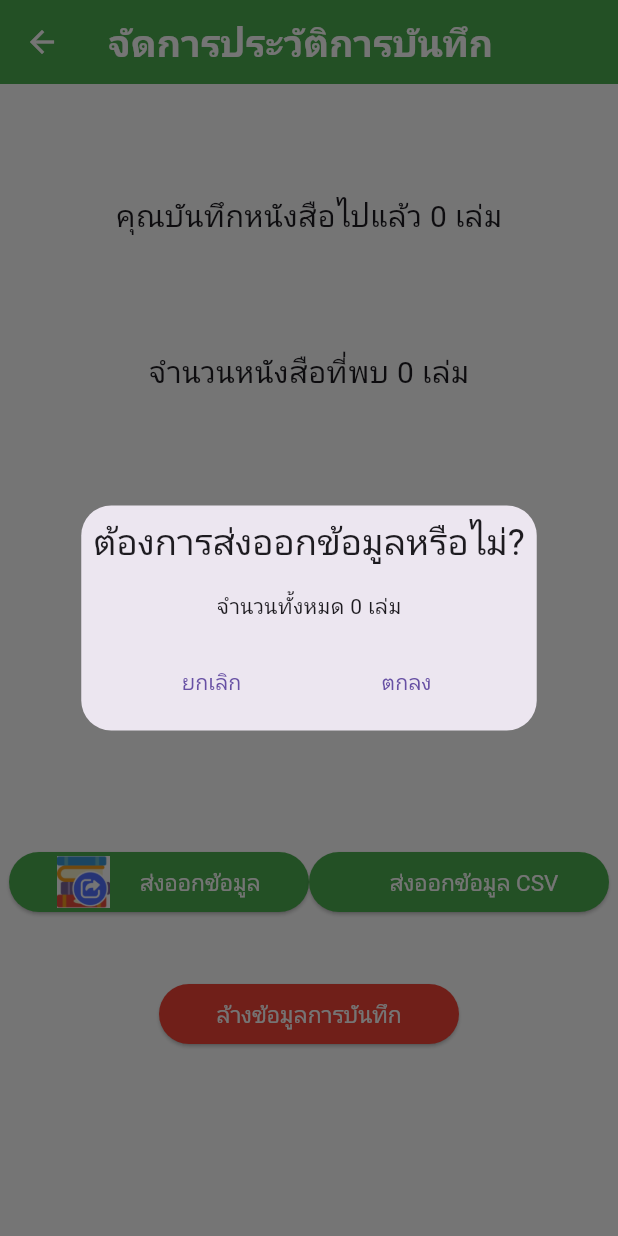
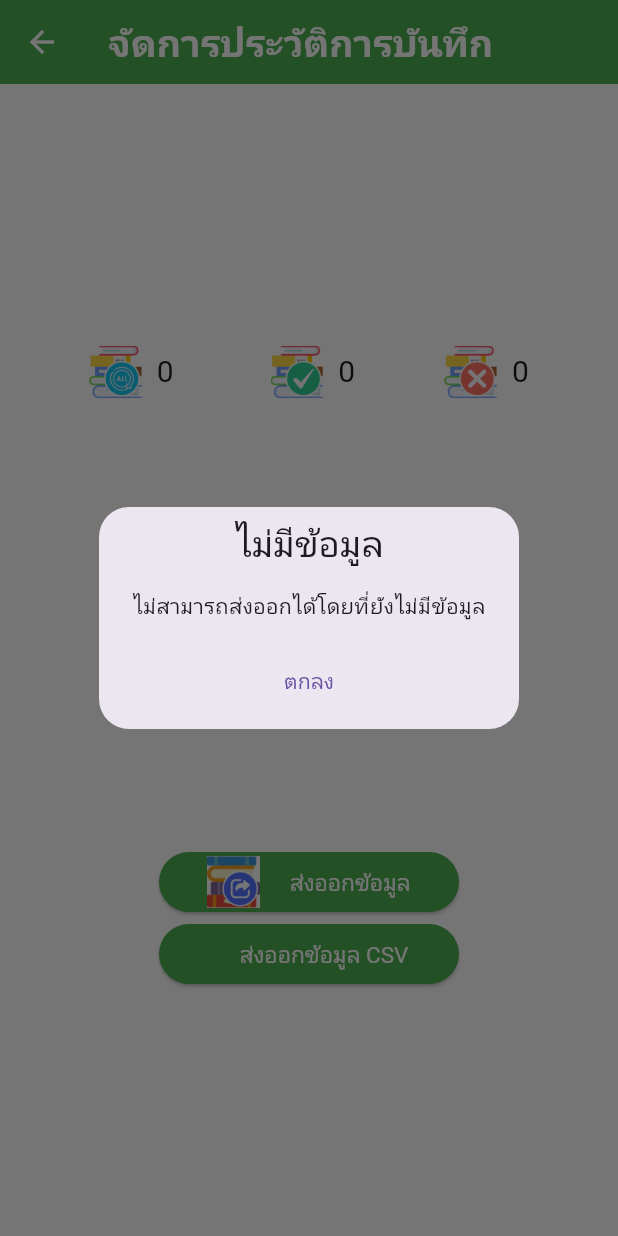
Before and after one commit to pondforwork/qrScanner, a Flutter app: the ManageHistoryView screen opened directly, after a tap on "ส่งออกข้อมูล", on a phone screen of 412 x 824 dp. Run offline on Flutter 3.47's test engine with Material 3 defaults, Android fonts, the phone set to English and light mode, and no system bars; our stand-ins replace connectivity_plus, firebase_auth, firebase_core, get, google_sign_in, grouped_list and 5 more; missing offline and left inert: downloadsfolder, flutter_archive, flutter_barcode_scanner, flutter_file_downloader; accounts and stored records are empty.

```diff
--- a/lib/controller/checkedbookcontroller.dart
+++ b/lib/controller/checkedbookcontroller.dart
@@ -345,10 +345,24 @@ class scanDBhelper extends GetxController {
 
   Future<void> showDialogExport() async {
     checkunexportQty();
+    if (allunexportedQty.value == 0) {
+      Get.defaultDialog(
+        title: "ไม่มีข้อมูล",
+        content: const Text("ไม่สามารถส่งออกได้โดยที่ยังไม่มีข้อมูล"),
+        actions: [
+          TextButton(
+            onPressed: () {
+              Get.back();
+            },
+            child: const Text("ตกลง"),
+          ),
+        ],
+      );
+    } else {
       Get.defaultDialog(
         title: "ต้องการส่งออกข้อมูลหรือไม่?",
-      content: Obx(
-          () => Text("จำนวนทั้งหมด ${allunexportedQty.value.toString()} เล่ม")),
+        content: Obx(() =>
+            Text("จำนวนทั้งหมด ${allunexportedQty.value.toString()} เล่ม")),
         actions: [
           TextButton(
             onPressed: () {
@@ -366,6 +380,7 @@ class scanDBhelper extends GetxController {
           ),
         ],
       );
+    }
   }
 
   showProgressDialog() async {
@@ -442,6 +457,7 @@ class scanDBhelper extends GetxController {
     }
     if (exportProgress.value == allunexportedQty.value) {
       Get.back();
+      showFinishExportDialog();
     }
   }
 
@@ -466,6 +482,15 @@ class scanDBhelper extends GetxController {
           child: const Text("ตกลง"),
         ),
       ],
+    );
+  }
+
+  void showFinishExportDialog() {
+    Get.snackbar(
+      'ส่งออกข้อมูลเรียบร้อยแล้ว', // Title
+      '', // Message
+      snackPosition: SnackPosition.TOP,
+      duration: const Duration(seconds: 3),
     );
   }
 
--- a/lib/screen/managehistoryview.dart
+++ b/lib/screen/managehistoryview.dart
@@ -22,17 +22,28 @@ class ManageHistoryView extends StatelessWidget {
       ),
       body: Column(mainAxisAlignment: MainAxisAlignment.spaceAround, children: [
         Expanded(
-          child: Column(
-              mainAxisAlignment: MainAxisAlignment.spaceEvenly,
-              children: [
+          child:
+              Row(mainAxisAlignment: MainAxisAlignment.spaceEvenly, children: [
             Row(
               mainAxisAlignment: MainAxisAlignment.center,
               children: [
                 Obx(
                   () {
-                        return Text(
-                          "คุณบันทึกหนังสือไปแล้ว ${checkedbookcontroller.foundqtyobs.value + checkedbookcontroller.notfoundqtyobs.value} เล่ม",
+                    return Row(
+                      children: [
+                        Image.asset(
+                          'assets/icon/allBooks.png',
+                          width: 35,
+                          height: 35,
+                        ),
+                        const SizedBox(
+                          width: 10,
+                        ),
+                        Text(
+                          "${checkedbookcontroller.foundqtyobs.value + checkedbookcontroller.notfoundqtyobs.value} ",
                           style: const TextStyle(fontSize: 20),
+                        ),
+                      ],
                     );
                   },
                 )
@@ -43,12 +54,20 @@ class ManageHistoryView extends StatelessWidget {
               children: [
                 Obx(
                   () {
-                        return Text(
-                            "จำนวนหนังสือที่พบ " +
-                                checkedbookcontroller.foundqtyobs.value
-                                    .toString() +
-                                " เล่ม",
-                            style: TextStyle(fontSize: 20));
+                    return Row(
+                      children: [
+                        Image.asset(
+                          'assets/icon/foundbooks.png',
+                          width: 35,
+                          height: 35,
+                        ),
+                        const SizedBox(
+                          width: 10,
+                        ),
+                        Text(checkedbookcontroller.foundqtyobs.value.toString(),
+                            style: const TextStyle(fontSize: 20)),
+                      ],
+                    );
                   },
                 )
               ],
@@ -58,12 +77,22 @@ class ManageHistoryView extends StatelessWidget {
               children: [
                 Obx(
                   () {
-                        return Text(
-                            "จำนวนหนังสือที่เกิน " +
+                    return Row(
+                      children: [
+                        Image.asset(
+                          'assets/icon/additionbooks.png',
+                          width: 35,
+                          height: 35,
+                        ),
+                        const SizedBox(
+                          width: 10,
+                        ),
+                        Text(
                             checkedbookcontroller.notfoundqtyobs.value
-                                    .toString() +
-                                " เล่ม",
-                            style: TextStyle(fontSize: 20));
+                                .toString(),
+                            style: const TextStyle(fontSize: 20)),
+                      ],
+                    );
                   },
                 )
               ],
@@ -74,12 +103,12 @@ class ManageHistoryView extends StatelessWidget {
           child: Column(
             mainAxisAlignment: MainAxisAlignment.center,
             children: [
-              Row(
+              Column(
                 mainAxisAlignment: MainAxisAlignment.center,
                 children: [
                   ElevatedButton(
                     style: ElevatedButton.styleFrom(
-                        fixedSize: Size(200, 40),
+                        fixedSize: const Size(200, 40),
                         textStyle: const TextStyle(
                             fontSize: 15, fontStyle: FontStyle.normal),
                         backgroundColor: Colors.green),
@@ -109,7 +138,7 @@ class ManageHistoryView extends StatelessWidget {
                   ),
                   ElevatedButton(
                     style: ElevatedButton.styleFrom(
-                        fixedSize: Size(200, 40),
+                        fixedSize: const Size(200, 40),
                         textStyle: const TextStyle(
                             fontSize: 15, fontStyle: FontStyle.normal),
                         backgroundColor: Colors.green),
@@ -134,32 +163,32 @@ class ManageHistoryView extends StatelessWidget {
               const SizedBox(
                 height: 40,
               ),
-              Obx(
-                () => checkedbookcontroller.exportStatus.value == true
-                    ? Row(
-                        mainAxisAlignment: MainAxisAlignment.center,
-                        children: [
-                          ElevatedButton(
-                            style: ElevatedButton.styleFrom(
-                              fixedSize: Size(200, 40),
-                              textStyle: const TextStyle(
-                                fontSize: 15,
-                                fontStyle: FontStyle.normal,
-                              ),
-                              backgroundColor: Colors.red,
-                            ),
-                            onPressed: () {
-                              showConfirmationDialog();
-                            },
-                            child: const Text(
-                              'ล้างข้อมูลการบันทึก',
-                              style: TextStyle(color: Colors.white),
-                            ),
-                          ),
-                        ],
-                      )
-                    : Container(),
-              )
+              // Obx(
+              //   () => checkedbookcontroller.exportStatus.value == true
+              //       ? Row(
+              //           mainAxisAlignment: MainAxisAlignment.center,
+              //           children: [
+              //             ElevatedButton(
+              //               style: ElevatedButton.styleFrom(
+              //                 fixedSize: const Size(200, 40),
+              //                 textStyle: const TextStyle(
+              //                   fontSize: 15,
+              //                   fontStyle: FontStyle.normal,
+              //                 ),
+              //                 backgroundColor: Colors.red,
+              //               ),
+              //               onPressed: () {
+              //                 showConfirmationDialog();
+              //               },
+              //               child: const Text(
+              //                 'ล้างข้อมูลการบันทึก',
+              //                 style: TextStyle(color: Colors.white),
+              //               ),
+              //             ),
+              //           ],
+              //         )
+              //       : Container(),
+              // )
             ],
           ),
         ),
--- a/lib/screen/navbar.dart
+++ b/lib/screen/navbar.dart
@@ -95,7 +95,7 @@ class MyDrawer extends StatelessWidget {
                   },
                 ),
                 ListTile(
-                  title: const Text('ประวัติการบันทึกละการส่งออกข้อมูล'),
+                  title: const Text('ประวัติการบันทึก'),
                   onTap: () {
                     Get.to(() => HistoryView());
                   },
```
Also changed, not shown: lib/controller/bookcontroller.dart (+5 -2 lines), lib/screen/historyview.dart (+18 -8 lines). Lines whose indentation alone changed are shown as unchanged.
